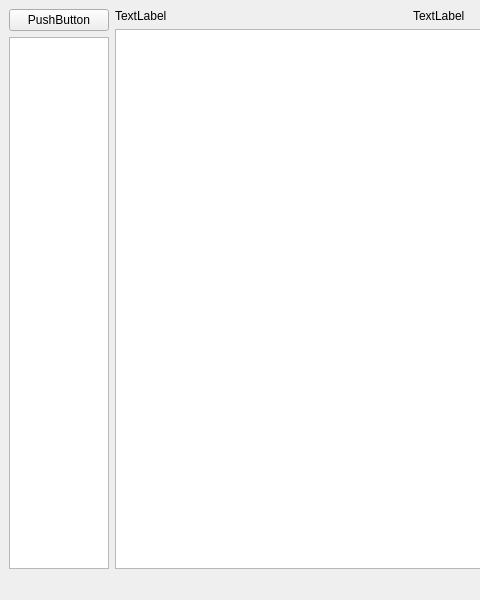
Old version of the form testing_window.ui in the repository Sapfir0/QT_PROJECT; both pictures show x 0 to 480 and y 0 to 600 of the 800 by 600 pixel window.
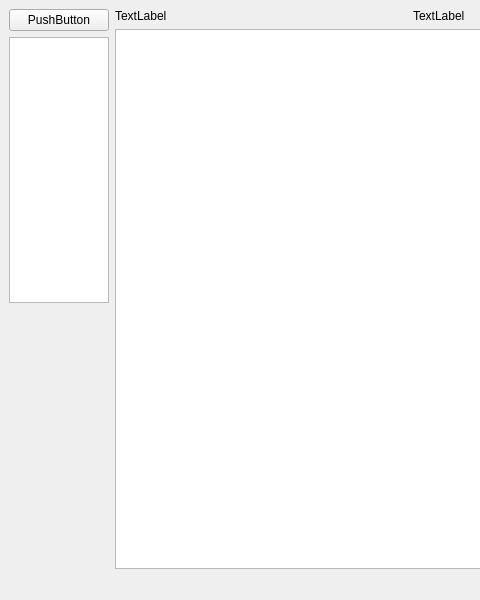
New version of the form.

```diff
--- a/testing_window.ui
+++ b/testing_window.ui
@@ -42,6 +42,19 @@
           </property>
          </widget>
         </item>
+        <item>
+         <spacer name="verticalSpacer">
+          <property name="orientation">
+           <enum>Qt::Vertical</enum>
+          </property>
+          <property name="sizeHint" stdset="0">
+           <size>
+            <width>20</width>
+            <height>40</height>
+           </size>
+          </property>
+         </spacer>
+        </item>
        </layout>
       </item>
       <item>
```
